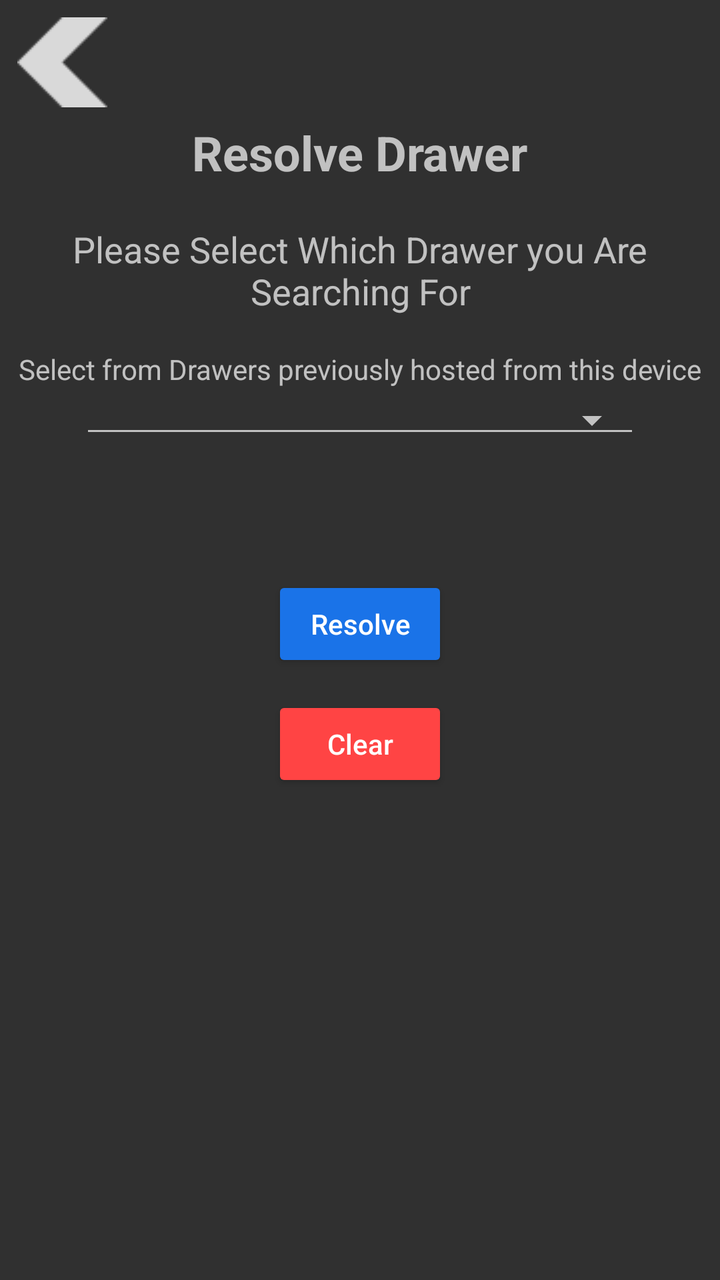
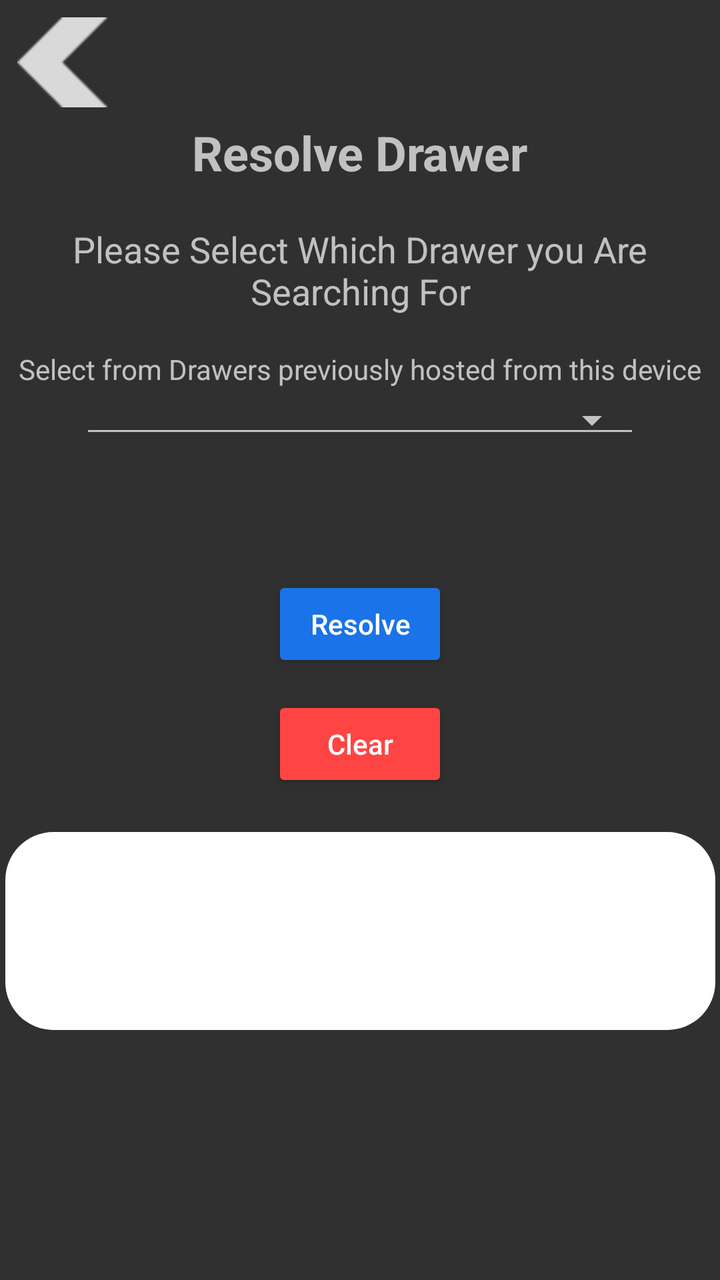

Compare the two renders of this Android layout. The source of the first and the diff that turns it into the second are given below.
<!-- AndroidManifest.xml: activity theme Theme.AppCompat.NoActionBar -->
<!-- res/layout/activity_resolve_anchors_lobby.xml -->
<?xml version="1.0" encoding="utf-8"?>
<androidx.constraintlayout.widget.ConstraintLayout xmlns:android="http://schemas.android.com/apk/res/android"
    xmlns:app="http://schemas.android.com/apk/res-auto"
    xmlns:tools="http://schemas.android.com/tools"
    android:id="@+id/anchorsLobbyCL"
    android:layout_width="match_parent"
    android:layout_height="match_parent"
    tools:context=".ResolveAnchorsLobbyActivity">

    <ImageButton
        android:id="@+id/anchorLobbyReturnIB"
        android:layout_width="50dp"
        android:layout_height="50dp"
        android:layout_marginStart="6dp"
        android:layout_marginTop="6dp"
        android:background="@android:color/transparent"
        android:backgroundTint="@color/red"
        android:padding="10dp"
        app:layout_constraintStart_toStartOf="parent"
        app:layout_constraintTop_toTopOf="parent"
        app:srcCompat="@drawable/arrow" />

    <androidx.constraintlayout.widget.Guideline
        android:id="@+id/guideline_select"
        android:layout_width="wrap_content"
        android:layout_height="wrap_content"
        android:orientation="horizontal"
        app:layout_constraintGuide_percent="0.35" />

    <androidx.constraintlayout.widget.Guideline
        android:id="@+id/guideline_enter"
        android:layout_width="wrap_content"
        android:layout_height="wrap_content"
        android:orientation="horizontal"
        app:layout_constraintGuide_percent="0.45" />

    <androidx.constraintlayout.widget.Guideline
        android:id="@+id/guideline_center"
        android:layout_width="wrap_content"
        android:layout_height="wrap_content"
        android:orientation="horizontal"
        app:layout_constraintGuide_percent="0.4" />

    <TextView
        android:id="@+id/resolve_an_anchor_title"
        android:layout_width="wrap_content"
        android:layout_height="wrap_content"
        android:paddingTop="60dp"
        android:text="@string/resolve_drawer"
        android:textSize="24sp"
        android:textStyle="bold"
        app:layout_constraintLeft_toLeftOf="parent"
        app:layout_constraintRight_toRightOf="parent"
        app:layout_constraintTop_toTopOf="parent" />

    <TextView
        android:id="@+id/resolve_an_anchor_instructions"
        android:layout_width="wrap_content"
        android:layout_height="wrap_content"
        android:layout_marginTop="20dp"
        android:gravity="center"
        android:text="@string/select_draw"
        android:textSize="18sp"
        app:layout_constraintLeft_toLeftOf="parent"
        app:layout_constraintRight_toRightOf="parent"
        app:layout_constraintTop_toBottomOf="@+id/resolve_an_anchor_title" />

    <TextView
        android:id="@+id/select_anchors_instructions"
        android:layout_width="wrap_content"
        android:layout_height="wrap_content"
        android:layout_marginBottom="2dp"
        android:gravity="center"
        android:text="@string/select_anchors_text"
        android:textSize="14sp"
        app:layout_constraintBottom_toTopOf="@+id/select_anchors_spinner"
        app:layout_constraintEnd_toEndOf="parent"
        app:layout_constraintStart_toStartOf="parent" />

    <Spinner
        android:id="@+id/select_anchors_spinner"
        style="@style/Widget.AppCompat.Spinner.Underlined"
        android:layout_width="match_parent"
        android:layout_height="wrap_content"
        android:layout_marginStart="40dp"
        android:layout_marginEnd="40dp"
        android:spinnerMode="dialog"
        app:layout_constraintBottom_toTopOf="@+id/guideline_select"
        app:layout_constraintEnd_toEndOf="parent"
        app:layout_constraintStart_toStartOf="parent" />

    <Button
        android:id="@+id/resolve_button"
        android:layout_width="wrap_content"
        android:layout_height="wrap_content"
        android:text="@string/resolve_button_text"
        android:theme="@style/AppButtonTheme"
        app:layout_constraintEnd_toEndOf="parent"
        app:layout_constraintStart_toStartOf="parent"
        app:layout_constraintTop_toTopOf="@+id/guideline_enter" />

    <Button
        android:id="@+id/clearAnchorsB"
        android:layout_width="wrap_content"
        android:layout_height="wrap_content"
        android:layout_marginTop="12dp"
        android:text="@string/clear_button_text"
        android:theme="@style/AppButtonTheme"
        app:backgroundTint="@android:color/holo_red_light"
        app:layout_constraintEnd_toEndOf="parent"
        app:layout_constraintStart_toStartOf="parent"
        app:layout_constraintTop_toBottomOf="@+id/resolve_button"
        tools:layout_editor_absoluteX="161dp"
        tools:layout_editor_absoluteY="385dp" />
</androidx.constraintlayout.widget.ConstraintLayout>
<!-- resources referenced by this layout -->
<resources>
  <color name="red">#de3802</color>
  <!-- drawable arrow: png bitmap (drawable, 971 bytes) -->
  <string name="clear_button_text">Clear</string>
  <string name="resolve_button_text">Resolve</string>
  <string name="resolve_drawer">Resolve Drawer</string>
  <string name="select_anchors_text">Select from Drawers previously hosted from this device</string>
  <string name="select_draw">Please Select Which Drawer you Are Searching For</string>
  <style name="AppButtonTheme" parent="Widget.AppCompat.Button.Colored">
      <item name="colorButtonNormal">#1A73E8</item>
      <item name="android:textAllCaps">false</item>
    </style>
</resources>

<!-- the commit's change to res/layout/activity_resolve_anchors_lobby.xml (unified diff, before → after) -->
@@ -109,7 +109,17 @@
         app:backgroundTint="@android:color/holo_red_light"
         app:layout_constraintEnd_toEndOf="parent"
         app:layout_constraintStart_toStartOf="parent"
-        app:layout_constraintTop_toBottomOf="@+id/resolve_button"
-        tools:layout_editor_absoluteX="161dp"
-        tools:layout_editor_absoluteY="385dp" />
+        app:layout_constraintTop_toBottomOf="@+id/resolve_button" />
+
+    <androidx.recyclerview.widget.RecyclerView
+        android:id="@+id/recyclerView"
+        android:layout_width="355dp"
+        android:layout_height="99dp"
+        android:layout_marginStart="4dp"
+        android:layout_marginTop="20dp"
+        android:layout_marginEnd="4dp"
+        android:background="@drawable/edittext_background"
+        app:layout_constraintEnd_toEndOf="parent"
+        app:layout_constraintStart_toStartOf="parent"
+        app:layout_constraintTop_toBottomOf="@+id/clearAnchorsB" />
 </androidx.constraintlayout.widget.ConstraintLayout>
<!-- resource entries referenced after the edit -->
@@ -2,6 +2,12 @@
 <resources>
   <color name="red">#de3802</color>
   <!-- drawable arrow: png bitmap (drawable, 971 bytes) -->
+  <!-- drawable edittext_background (drawable) -->
+  <?xml version="1.0" encoding="utf-8"?>
+  <shape xmlns:android="http://schemas.android.com/apk/res/android">
+      <solid android:color="#FFFFFF"/>
+      <corners android:radius="24dp"/>
+  </shape>
   <string name="clear_button_text">Clear</string>
   <string name="resolve_button_text">Resolve</string>
   <string name="resolve_drawer">Resolve Drawer</string>
